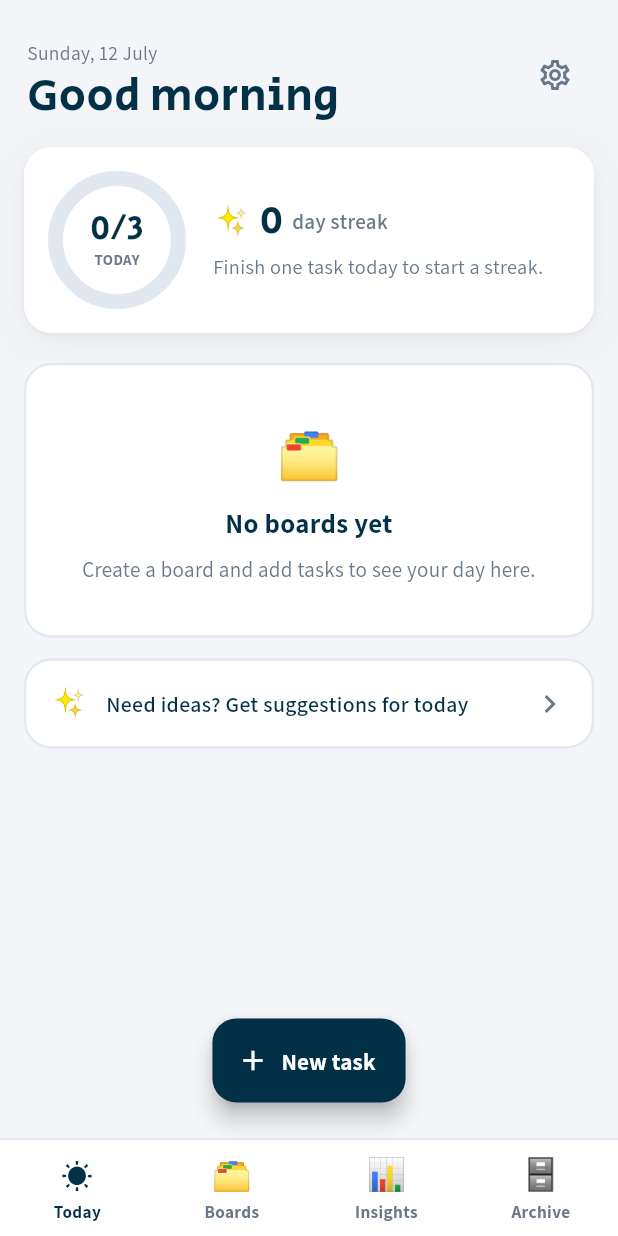
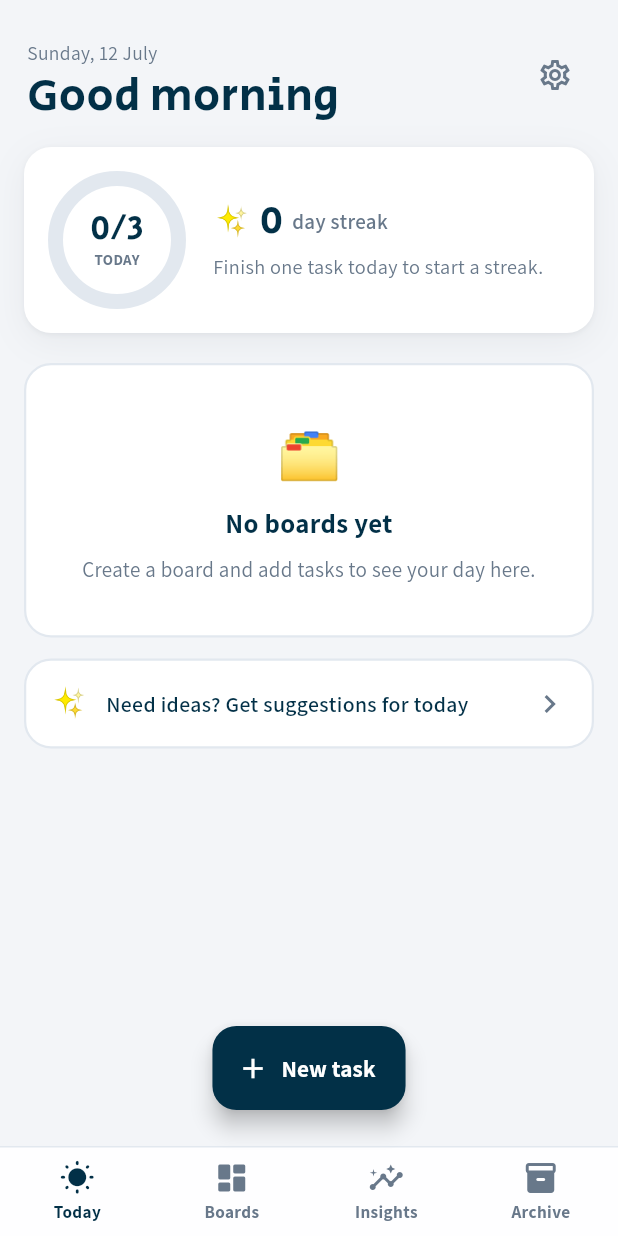
Before and after one commit to Margales1004/Task-board, a Flutter app: the screen it shows after launch, item 3 of the bottom bar chosen, on a phone screen of 412 x 824 dp. Run offline on Flutter 3.47's test engine with Material 3 defaults, Android fonts, the phone set to English and light mode, and no system bars; our stand-ins replace flutter_local_notifications, flutter_timezone, shared_preferences, speech_to_text, timezone, webview_flutter; missing offline and left inert: dart:js_interop.

Commit message:
Use vector icons in the bottom nav (no emoji color-load flash)
The bottom navigation used emoji, which on Flutter web render monochrome until
the color-emoji font loads — a visible black-and-white flash on every open.
Replace them with bundled Material icons (sun/dashboard/insights/archive) that
paint instantly in the active/muted color.

Co-Authored-By: Claude Opus 4.8 <noreply@anthropic.com>
Claude-Session: https://claude.ai/code/session_015ubP9TC7WrEr5hhLs3X3Y2

```diff
--- a/lib/main.dart
+++ b/lib/main.dart
@@ -163,14 +163,14 @@ class _BottomNav extends StatelessWidget {
           padding: const EdgeInsets.symmetric(vertical: 8),
           child: Row(
             children: [
-              _navBtn('☀️', 'Today', app.tab == AppTab.today,
+              _navBtn(Icons.wb_sunny_rounded, 'Today', app.tab == AppTab.today,
                   () => app.goTab(AppTab.today)),
-              _navBtn('🗂️', 'Boards', app.tab == AppTab.home,
+              _navBtn(Icons.dashboard_rounded, 'Boards', app.tab == AppTab.home,
                   () => app.goTab(AppTab.home)),
-              _navBtn('📊', 'Insights', app.tab == AppTab.stats,
-                  () => app.goTab(AppTab.stats)),
-              _navBtn('🗄️', 'Archive', app.tab == AppTab.archive,
-                  () => app.goTab(AppTab.archive)),
+              _navBtn(Icons.insights_rounded, 'Insights',
+                  app.tab == AppTab.stats, () => app.goTab(AppTab.stats)),
+              _navBtn(Icons.inventory_2_rounded, 'Archive',
+                  app.tab == AppTab.archive, () => app.goTab(AppTab.archive)),
             ],
           ),
         ),
@@ -178,7 +178,8 @@ class _BottomNav extends StatelessWidget {
     );
   }
 
-  Widget _navBtn(String icon, String label, bool active, VoidCallback onTap) {
+  Widget _navBtn(IconData icon, String label, bool active, VoidCallback onTap) {
+    final color = active ? AppColors.ink : AppColors.muted;
     return Expanded(
       child: GestureDetector(
         behavior: HitTestBehavior.opaque,
@@ -186,13 +187,13 @@ class _BottomNav extends StatelessWidget {
         child: Column(
           mainAxisSize: MainAxisSize.min,
           children: [
-            Text(icon, style: const TextStyle(fontSize: 21)),
-            const SizedBox(height: 2),
+            Icon(icon, size: 24, color: color),
+            const SizedBox(height: 3),
             Text(label,
                 style: TextStyle(
                   fontSize: 11.5,
                   fontWeight: FontWeight.w700,
-                  color: active ? AppColors.ink : AppColors.muted,
+                  color: color,
                 )),
           ],
         ),
```
